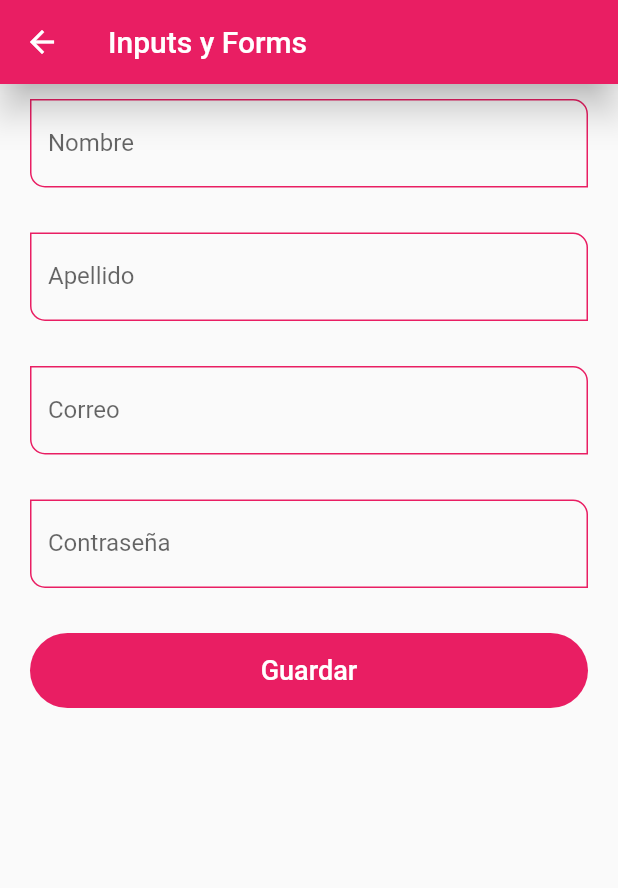
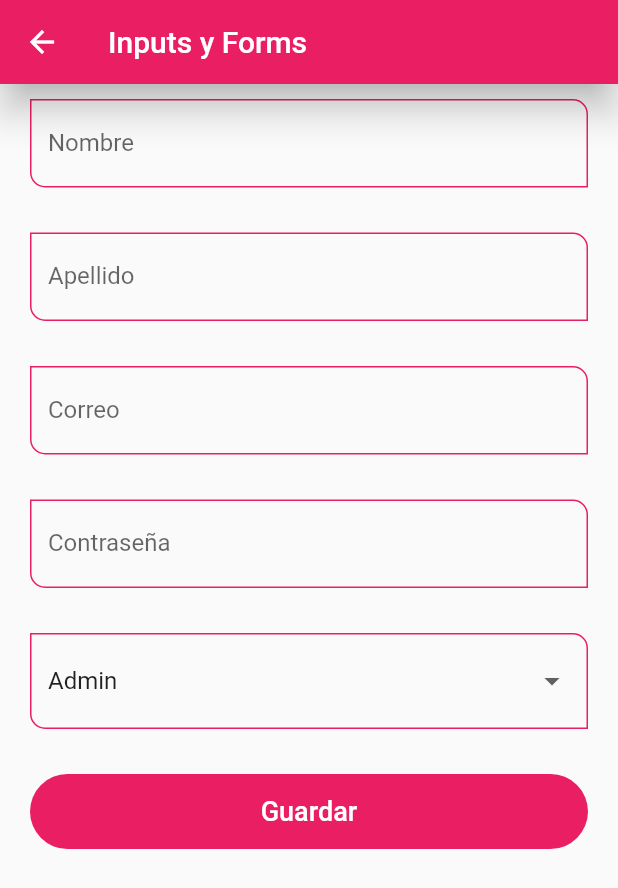
Before and after one commit to NataliaDiazCastro/fl_components, a Flutter app: the InputsScreen screen opened by its route, on a phone screen of 412 x 824 dp. Shown: the top 888 px of the screen. Run offline on Flutter 3.47's test engine with Material 2 defaults, Android fonts, the phone set to English and light mode, and no system bars.

```diff
--- a/lib/screens/inputs_screen.dart
+++ b/lib/screens/inputs_screen.dart
@@ -57,6 +57,27 @@ class InputsScreen extends StatelessWidget {
                     formValues: formValues,
                   ),
                   const SizedBox(height: 30),
+                  DropdownButtonFormField(
+                      value: 'Admin',
+                      items: const [
+                        DropdownMenuItem(
+                          value: 'Admin',
+                          child: Text('Admin'),
+                        ),
+                        DropdownMenuItem(
+                          value: 'Superuser',
+                          child: Text('Superuser'),
+                        ),
+                        DropdownMenuItem(
+                          value: 'Jr. Developer',
+                          child: Text('Jr. Developer'),
+                        )
+                      ],
+                      onChanged: (value) {
+                        print(value);
+                        formValues['role'] = value ?? 'Admin';
+                      }),
+                  const SizedBox(height: 30),
                   ElevatedButton(
                     onPressed: () {
                       FocusScope.of(context).requestFocus(FocusNode());
```
